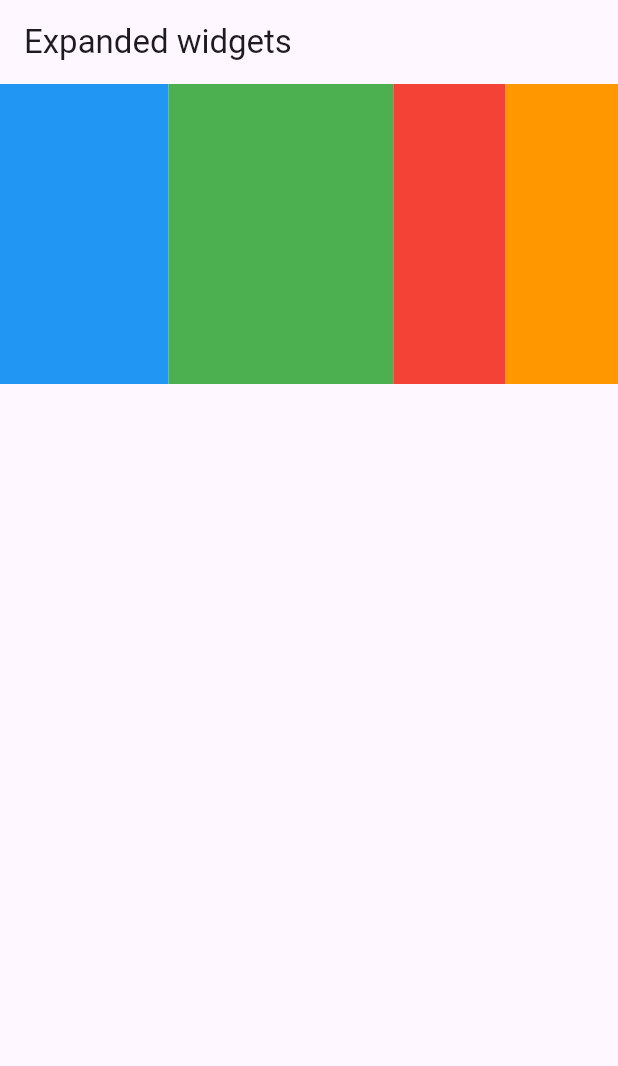
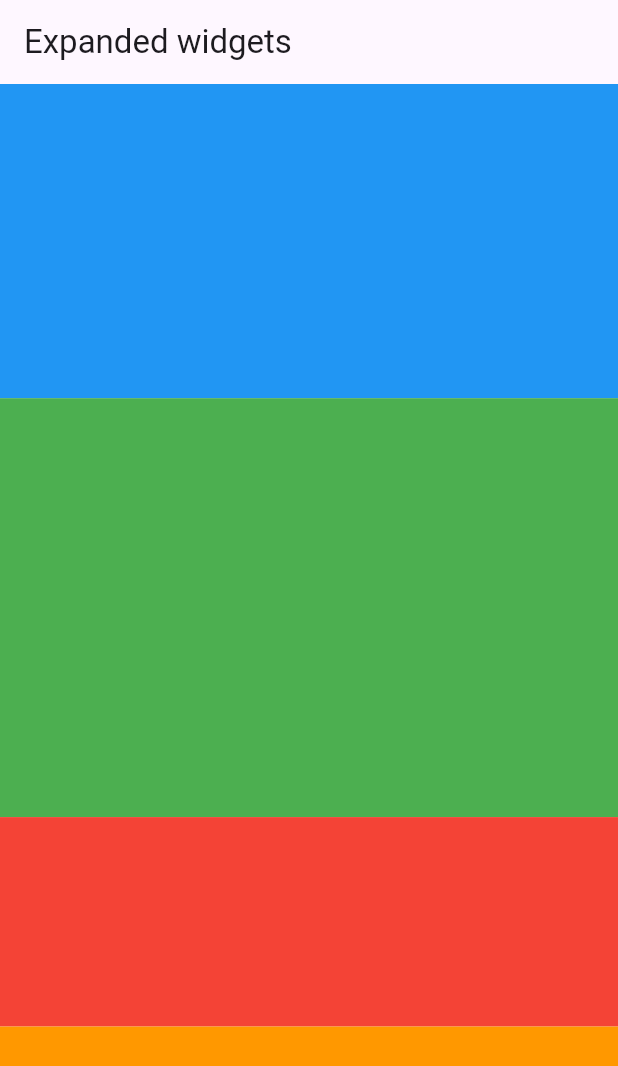
Before and after one commit to godgiftedboy/FlutterLearning, a Flutter app: the screen it shows after launch, on a phone screen of 412 x 824 dp. Shown: the top 1066 px of the screen. Run offline on Flutter 3.47's test engine with Material 3 defaults, Android fonts, the phone set to English and light mode, and no system bars.

Commit message:
A simple layout using expanded widget

```diff
--- a/lib/main.dart
+++ b/lib/main.dart
@@ -14,12 +14,11 @@ class MyApp extends StatelessWidget {
         appBar: AppBar(
           title: const Text("Expanded widgets"),
         ),
-        body: Row(
+        body: Column(
           children: [
             Expanded(
               flex: 3,
               child: Container(
-                width: 50,
                 height: 200,
                 color: Colors.blue,
               ),
@@ -27,7 +26,6 @@ class MyApp extends StatelessWidget {
             Expanded(
               flex: 4,
               child: Container(
-                width: 50,
                 height: 200,
                 color: Colors.green,
               ),
@@ -35,7 +33,6 @@ class MyApp extends StatelessWidget {
             Expanded(
               flex: 2,
               child: Container(
-                width: 50,
                 height: 200,
                 color: Colors.red,
               ),
@@ -43,7 +40,6 @@ class MyApp extends StatelessWidget {
             Expanded(
               flex: 2,
               child: Container(
-                width: 50,
                 height: 200,
                 color: Colors.orange,
               ),
```
